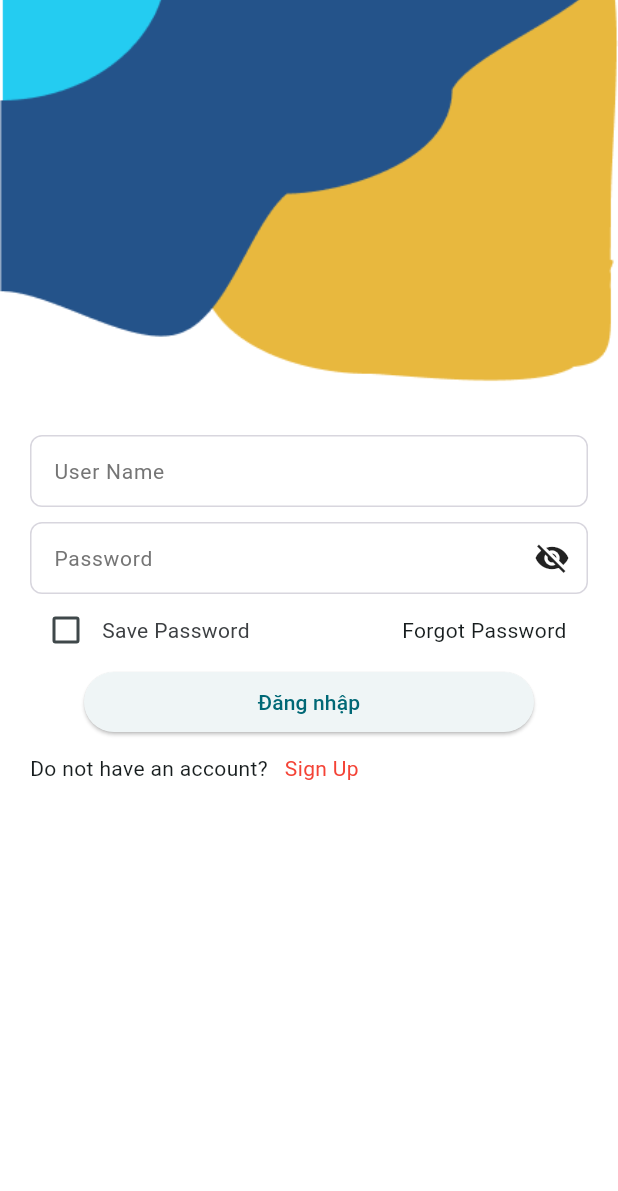
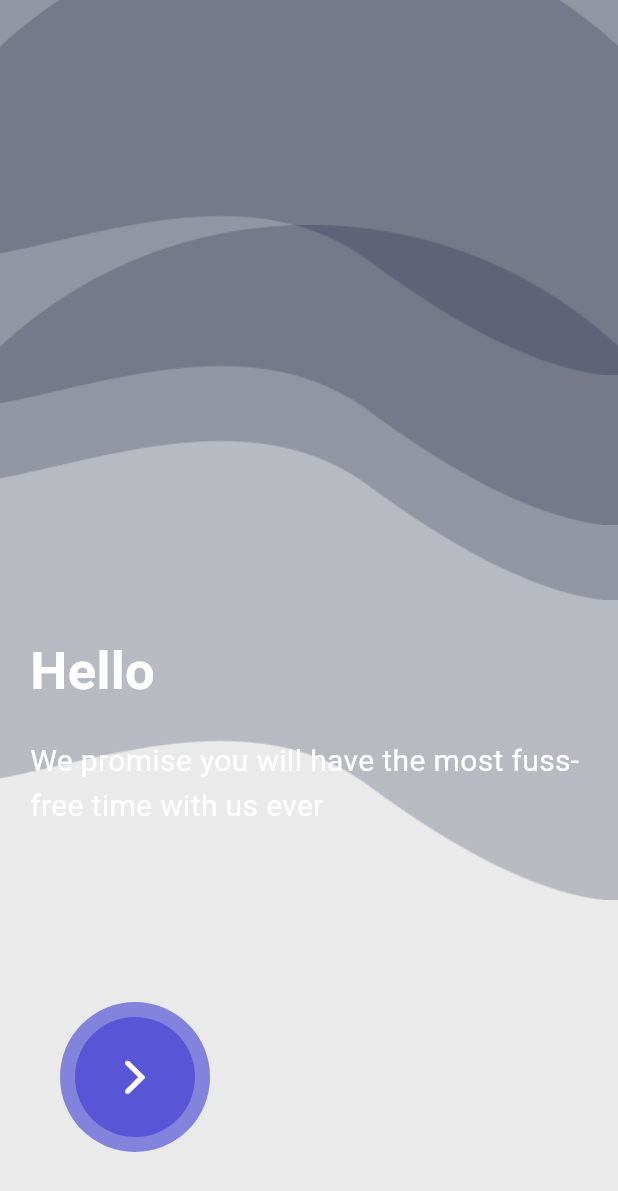
Before and after one commit to hdgiang-qh/diary_app, a Flutter app: the screen it shows after launch, on a phone screen of 412 x 824 dp. Shown: the top 1191 px of the screen. Run offline on Flutter 3.47's test engine with Material 2 defaults, Android fonts, the phone set to English and light mode, and no system bars; drawn by our look-alikes of nb_utils; our stand-ins replace bloc, currency_text_input_formatter, dio, flutter_bloc, flutter_secure_storage, google_fonts and 2 more; accounts and stored records are empty.

Commit message:
update
# Conflicts:
#	.dart_tool/flutter_build/1e4f6db1b82a86c9f62ce582c17ea95b/.filecache
#	.dart_tool/flutter_build/1e4f6db1b82a86c9f62ce582c17ea95b/app.dill
#	.dart_tool/flutter_build/1e4f6db1b82a86c9f62ce582c17ea95b/debug_ios_bundle_flutter_assets.stamp
#	.dart_tool/flutter_build/1e4f6db1b82a86c9f62ce582c17ea95b/flutter_assets.d
#	.dart_tool/flutter_build/1e4f6db1b82a86c9f62ce582c17ea95b/kernel_snapshot.d
#	.dart_tool/flutter_build/1e4f6db1b82a86c9f62ce582c17ea95b/kernel_snapshot.stamp
#	.flutter-plugins-dependencies
#	build/e5af93aeb062c1faf752195ab72478e5.cache.dill.track.dill
#	build/ios/Debug-iphonesimulator/App.framework/App
#	build/ios/Debug-iphonesimulator/App.framework/_CodeSignature/CodeResources
#	build/ios/Debug-iphonesimulator/App.framework/flutter_assets/kernel_blob.bin
#	build/ios/Debug-iphonesimulator/Runner.app/Frameworks/App.framework/App
#	build/ios/Debug-iphonesimulator/Runner.app/Frameworks/App.framework/_CodeSignature/CodeResources
#	build/ios/Debug-iphonesimulator/Runner.app/Frameworks/App.framework/flutter_assets/kernel_blob.bin
#	build/ios/Debug-iphonesimulator/Runner.app/Runner
#	build/ios/Debug-iphonesimulator/Runner.app/_CodeSignature/CodeResources
#	build/ios/Debug-iphonesimulator/libPods-Runner.a
#	build/ios/iphonesimulator/Runner.app/Frameworks/App.framework/App
#	build/ios/iphonesimulator/Runner.app/Frameworks/App.framework/_CodeSignature/CodeResources
#	build/ios/iphonesimulator/Runner.app/Frameworks/App.framework/flutter_assets/kernel_blob.bin
#	build/ios/iphonesimulator/Runner.app/Runner
#	build/ios/iphonesimulator/Runner.app/_CodeSignature/CodeResources
#	lib/main.dart
#	lib/src/presentation/Diary/add_diary_screen.dart
#	lib/src/presentation/Diary/diary_screen.dart
#	lib/src/widget_screen/Auth/Welcome/welcome_screen.dart

```diff
--- a/lib/main.dart
+++ b/lib/main.dart
@@ -1,4 +1,7 @@
 
+
+
+import 'package:diary/splash_screen.dart';
 import 'package:diary/src/core/service/provider_token.dart';
 import 'package:diary/src/presentation/Auth/Welcome/LogIn_screen.dart';
 import 'package:flutter/material.dart';
@@ -27,7 +30,7 @@ class MyApp extends StatelessWidget {
         useMaterial3: true,
       ),
       debugShowCheckedModeBanner: false,
-      home: const LoginPage(),
+      home:  const SplashScreen(),
       color: Colors.cyan,
     );
   }
--- /dev/null
+++ b/lib/shape_image_positioned.dart
@@ -0,0 +1,21 @@
+import 'package:flutter/cupertino.dart';
+
+class ShapeImagePositioned extends StatelessWidget {
+  const ShapeImagePositioned({Key? key, this.top = -50}) : super(key: key);
+  final double top;
+  @override
+  Widget build(BuildContext context) {
+    return Positioned(
+      left: 0,
+      top: top,
+      child: Container(
+        width: MediaQuery.of(context).size.width,
+        height: 450,
+        decoration: const BoxDecoration(
+          image: DecorationImage(
+              image: AssetImage('assets/images/shape.png'), fit: BoxFit.cover),
+        ),
+      ),
+    );
+  }
+}
--- /dev/null
+++ b/lib/splash_screen.dart
@@ -0,0 +1,199 @@
+import 'package:diary/shape_image_positioned.dart';
+import 'package:diary/src/presentation/Auth/Welcome/LogIn_screen.dart';
+import 'package:flutter/cupertino.dart';
+import 'package:flutter/material.dart';
+import 'package:page_transition/page_transition.dart';
+
+class SplashScreen extends StatefulWidget {
+  const SplashScreen({Key? key}) : super(key: key);
+
+  @override
+  State<SplashScreen> createState() => _SplashScreenState();
+}
+
+class _SplashScreenState extends State<SplashScreen>
+    with TickerProviderStateMixin {
+  final double _buttonWidth = 100;
+
+  late AnimationController _buttonScaleController;
+  late Animation<double> _buttonScaleAnimation;
+
+  void _initButtonScale() {
+    _buttonScaleController = AnimationController(
+      vsync: this,
+      duration: const Duration(milliseconds: 200),
+    );
+    _buttonScaleAnimation =
+        Tween<double>(begin: 1, end: .9).animate(_buttonScaleController)
+          ..addStatusListener((status) {
+            if (status == AnimationStatus.completed) {
+              _buttonWidthController.forward();
+            }
+          });
+  }
+
+  late AnimationController _buttonWidthController;
+  late Animation<double> _buttonWidthAnimation;
+
+  void _initButtonWidth(double screenWidth) {
+    _buttonWidthController = AnimationController(
+        vsync: this, duration: const Duration(milliseconds: 200));
+    _buttonWidthAnimation = Tween<double>(begin: _buttonWidth, end: screenWidth)
+        .animate(_buttonWidthController)
+      ..addStatusListener((status) {
+        if (status == AnimationStatus.completed) {
+          _positionedController.forward();
+        }
+      });
+  }
+
+  late AnimationController _positionedController;
+  late Animation<double> _positionedAnimation;
+
+  void _initPositioned(double screenWidth) {
+    _positionedController = AnimationController(
+        vsync: this, duration: const Duration(milliseconds: 400));
+    _positionedAnimation = Tween<double>(begin: 10, end: screenWidth - 160)
+        .animate(_positionedController)
+      ..addStatusListener((status) {
+        if (status == AnimationStatus.completed) {
+          _screenScaleController.forward();
+        }
+      });
+  }
+
+  late AnimationController _screenScaleController;
+  late Animation<double> _screenScaleAnimation;
+
+  void _initScreenScale() {
+    _screenScaleController = AnimationController(
+        vsync: this, duration: const Duration(milliseconds: 400));
+    _screenScaleAnimation =
+        Tween<double>(begin: 1, end: 24).animate(_screenScaleController)
+          ..addStatusListener((status) {
+            if (status == AnimationStatus.completed) {
+              Navigator.pushReplacement(
+                  context,
+                  PageTransition(
+                      child: const LoginPage(), type: PageTransitionType.fade));
+            }
+          });
+  }
+
+  @override
+  void initState() {
+    _initButtonScale();
+    _initScreenScale();
+    super.initState();
+  }
+
+  @override
+  void dispose() {
+    _buttonScaleController.dispose();
+    super.dispose();
+  }
+
+  @override
+  Widget build(BuildContext context) {
+    final double screenWidth = MediaQuery.of(context).size.width;
+    _initButtonWidth(screenWidth);
+    _initPositioned(screenWidth);
+    return Scaffold(
+      backgroundColor: CupertinoColors.secondarySystemFill,
+      body: Stack(
+        children: [
+          const ShapeImagePositioned(),
+          const ShapeImagePositioned(top: -100),
+          const ShapeImagePositioned(top: 150),
+          const ShapeImagePositioned(top: -200),
+          Container(
+            padding: const EdgeInsets.all(20),
+            child: Column(
+              crossAxisAlignment: CrossAxisAlignment.start,
+              mainAxisAlignment: MainAxisAlignment.end,
+              children: [
+                const Text(
+                  'Hello',
+                  style: TextStyle(
+                      color: CupertinoColors.white,
+                      fontSize: 35,
+                      fontWeight: FontWeight.bold),
+                ),
+                const SizedBox(
+                  height: 20,
+                ),
+                const Text(
+                  'We promise you will have the most fuss-free time with us ever',
+                  style: TextStyle(
+                      color: CupertinoColors.white, fontSize: 20, height: 1.5),
+                ),
+                const SizedBox(
+                  height: 100,
+                ),
+                AnimatedBuilder(
+                  animation: _buttonScaleController,
+                  builder: (_, child) => Transform.scale(
+                    scale: _buttonScaleAnimation.value,
+                    child: CupertinoButton(
+                      onPressed: () {
+                        _buttonScaleController.forward();
+                      },
+                      child: Stack(
+                        children: [
+                          AnimatedBuilder(
+                            animation: _buttonWidthController,
+                            builder: (_, child) => Container(
+                              height: _buttonWidth,
+                              width: _buttonWidthAnimation.value,
+                              decoration: BoxDecoration(
+                                color: CupertinoColors.systemIndigo
+                                    .withOpacity(.7),
+                                borderRadius: BorderRadius.circular(50),
+                              ),
+                            ),
+                          ),
+                          AnimatedBuilder(
+                            animation: _positionedController,
+                            builder: (_, child) => Positioned(
+                              top: 10,
+                              left: _positionedAnimation.value,
+                              child: AnimatedBuilder(
+                                animation: _screenScaleController,
+                                builder: (_, child) => Transform.scale(
+                                  scale: _screenScaleAnimation.value,
+                                  child: Container(
+                                    height: _buttonWidth - 20,
+                                    width: _buttonWidth - 20,
+                                    decoration: const BoxDecoration(
+                                      color: CupertinoColors.systemIndigo,
+                                      shape: BoxShape.circle,
+                                    ),
+                                    alignment: Alignment.center,
+                                    child: _screenScaleController.isDismissed
+                                        ? const Icon(
+                                            CupertinoIcons.chevron_forward,
+                                            color: CupertinoColors.white,
+                                            size: 35,
+                                          )
+                                        : null,
+                                  ),
+                                ),
+                              ),
+                            ),
+                          ),
+                        ],
+                      ),
+                    ),
+                  ),
+                ),
+                SizedBox(
+                  height: MediaQuery.of(context).padding.bottom + 20,
+                ),
+              ],
+            ),
+          ),
+        ],
+      ),
+    );
+  }
+}
--- a/lib/src/core/validator.dart
+++ b/lib/src/core/validator.dart
@@ -13,7 +13,7 @@ class ValidatorApp {
     // RegExp regex = RegExp(r'^(?=.*?[A-Z])(?=.*?[a-z])(?=.*?[0-9]).{6,}$');
     if (text == "null" || text == "" || text == null) {
       return "Không bỏ trống";
-    } else if (text.length < 6) {
+    } else if (text.length < 5) {
       // return "Mật khẩu phải chứa chữ cái viết hoa, thường số và lớn hơn 6 ký tự";
       return "Mật khẩu phải lớn hơn 6 ký tự";
     } else if (text != text2 && isSign) {
--- a/lib/src/presentation/MessBot/messbot_screen.dart
+++ b/lib/src/presentation/MessBot/messbot_screen.dart
@@ -20,6 +20,7 @@ class MessBotScreenState extends State<MessBotScreen> {
       Uri.parse("${Const.api_host}${ApiPath.chat}?prompt=$inputText"),
     );
 
+    print("${Const.api_host}${ApiPath.chat}?prompt=$inputText");
     if (res.statusCode == 200) {
       String textData = res.body;
       list.add(textData);
--- a/pubspec.yaml
+++ b/pubspec.yaml
@@ -38,6 +38,7 @@ dependencies:
   bloc: ^8.1.2
   dio: ^5.3.3
   intl: ^0.18.1
+  page_transition: ^2.1.0
   shared_preferences: ^2.2.2
   url_launcher: ^6.2.1
   flutter_bloc: ^8.1.3
```
Also changed, not shown: lib/src/presentation/Auth/Infor/UserScreen.dart (+8 -9 lines), lib/src/presentation/Auth/SignUp/signup_screen.dart (+76 -6 lines), lib/src/presentation/Auth/Welcome/LogIn_screen.dart (+10 -5 lines), lib/src/presentation/Diary/diary_screen.dart (+6 -8 lines), assets/images/chatgpt_logo.png (added), assets/images/logo.png (added), assets/images/shape.png (added), pubspec.lock, 20 other files.
